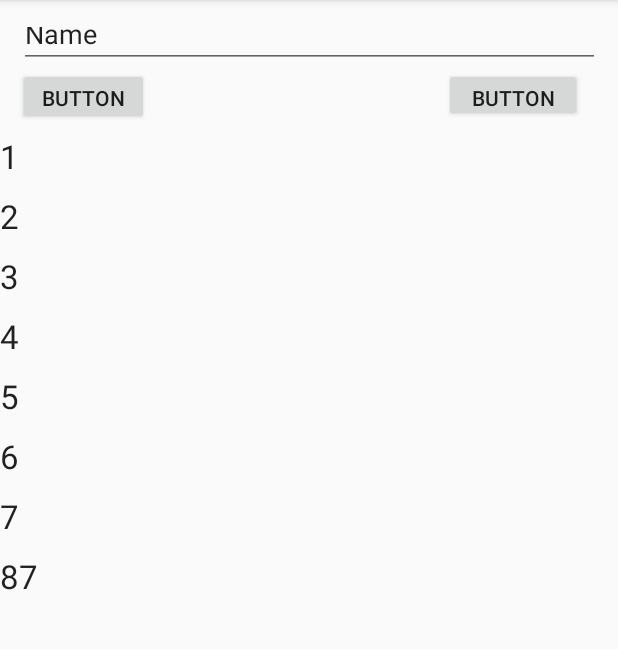
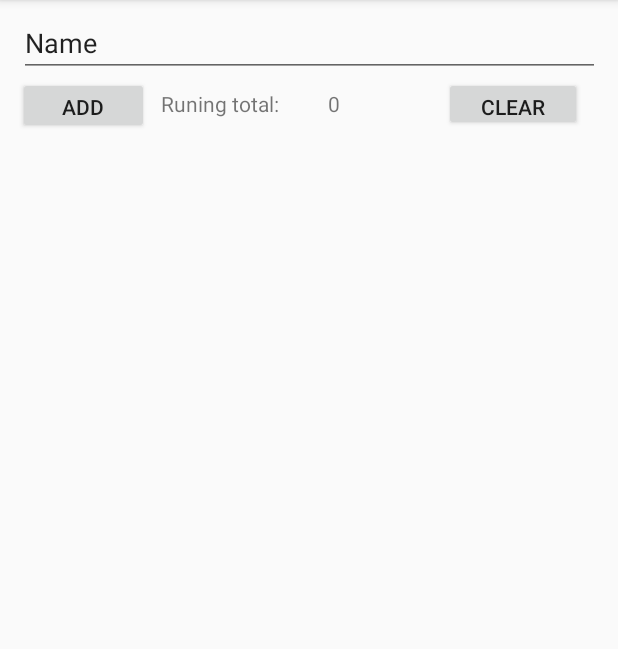
Before and after one commit to linyuqing97/CS441-Project-5, an Android app: the screen it shows after launch (MainActivity), on a phone screen of 412 x 824 dp, the part 84-733 px from its top. Run offline under Robolectric (Android 15) with nearby library versions, the phone set to English and light mode, and no system bars.

Commit message:
added add and clear

```diff
--- a/app/src/main/java/com/example/cs441_project_5/MainActivity.java
+++ b/app/src/main/java/com/example/cs441_project_5/MainActivity.java
@@ -5,7 +5,13 @@ import androidx.recyclerview.widget.LinearLayoutManager;
 import androidx.recyclerview.widget.RecyclerView;
 
 import android.os.Bundle;
-import android.widget.Adapter;
+import java.util.ArrayList;
+import java.util.List;
+
+import android.view.View;
+import android.widget.Button;
+import android.widget.EditText;
+import android.widget.TextView;
 
 import java.util.ArrayList;
 import java.util.List;
@@ -15,7 +21,13 @@ public class MainActivity extends AppCompatActivity {
     RecyclerView recyclerView;
     RecyclerView.Adapter myAdapter;
     RecyclerView.LayoutManager layoutManager;
-    String [] input = {"1","2","3","4","5","6","7","87"};
+    Button addButton;
+    Button clearButton;
+
+    EditText editText;
+    ArrayList input = new ArrayList<String>();
+    int total = 0;
+    TextView totalTV;
 
 
 
@@ -24,16 +36,56 @@ public class MainActivity extends AppCompatActivity {
         super.onCreate(savedInstanceState);
         setContentView(R.layout.activity_main);
         recyclerView = findViewById(R.id.recycleView);
+        addButton = findViewById(R.id.addButton);
+
+        clearButton = findViewById(R.id.button2);
+
 
         layoutManager= new LinearLayoutManager(this);
-       // recyclerView.setHasFixedSize(true);
+
         recyclerView.setLayoutManager(layoutManager);
+
+
+
+        editText = findViewById(R.id.editText);
+        totalTV = findViewById(R.id.textTotal);
+
 
         myAdapter = new recycleAdapter(input);
         recyclerView.setAdapter(myAdapter);
 
 
+        addButton.setOnClickListener(new View.OnClickListener() {
+            @Override
+            public void onClick(View view) {
+                input.add(editText.getText().toString());
+                System.out.println(input);
+                totalTV.setText(Integer.toString(sum()));
+                myAdapter.notifyDataSetChanged();
+
+            }
+        });
+
+        clearButton.setOnClickListener(new View.OnClickListener() {
+            @Override
+            public void onClick(View view) {
+                input.clear();
+                myAdapter.notifyDataSetChanged();
+                totalTV.setText("0");
+            }
+        });
+
+
+
 
 
     }
+    public int sum(){
+        total = 0;
+        for(int i = 0;i<input.size();i++){
+            total+=Integer.parseInt(input.get(i).toString());
+        }
+        return total;
+    }
+
 }
--- a/app/src/main/java/com/example/cs441_project_5/recycleAdapter.java
+++ b/app/src/main/java/com/example/cs441_project_5/recycleAdapter.java
@@ -10,14 +10,18 @@ import android.view.View;
 import android.view.ViewGroup;
 import android.widget.TextView;
 
+import java.util.ArrayList;
+import java.util.List;
+
 
 public class recycleAdapter extends RecyclerView.Adapter<RecyclerView.ViewHolder> {
 
-    String [] items;
-    public recycleAdapter(String [] items ){
+    ArrayList items = new ArrayList<String>();
+    public recycleAdapter(ArrayList<String>items){
 
         this.items = items;
     }
+
 
     @Override
     public RecyclerView.ViewHolder onCreateViewHolder( ViewGroup parent, int viewType) {
@@ -29,12 +33,12 @@ public class recycleAdapter extends RecyclerView.Adapter<RecyclerView.ViewHolder
 
     @Override
     public void onBindViewHolder( RecyclerView.ViewHolder holder, int position) {
-        ((Item)holder).textView.setText(items[position]);
+        ((Item)holder).textView.setText(items.get(position).toString());
     }
 
     @Override
     public int getItemCount() {
-        return items.length;
+        return items.size();
     }
 
     public class Item extends  RecyclerView.ViewHolder {
@@ -44,5 +48,8 @@ public class recycleAdapter extends RecyclerView.Adapter<RecyclerView.ViewHolder
             super(itemView);
             textView = (TextView)itemView.findViewById(R.id.textView);
         }
+
     }
+
+
 }
--- a/app/src/main/res/layout/activity_main.xml
+++ b/app/src/main/res/layout/activity_main.xml
@@ -9,16 +9,16 @@
 
     <androidx.recyclerview.widget.RecyclerView
         android:id="@+id/recycleView"
-        android:layout_width="match_parent"
-        android:layout_height="639dp"
-        android:layout_marginTop="44dp"
+        android:layout_width="380dp"
+        android:layout_height="573dp"
+        android:layout_marginTop="64dp"
         app:layout_constraintTop_toBottomOf="@+id/editText"
-        tools:layout_editor_absoluteX="0dp" />
+        tools:layout_editor_absoluteX="15dp" />
 
     <EditText
         android:id="@+id/editText"
         android:layout_width="387dp"
-        android:layout_height="37dp"
+        android:layout_height="43dp"
         android:layout_marginStart="8dp"
         android:layout_marginLeft="8dp"
         android:layout_marginTop="8dp"
@@ -39,7 +39,7 @@
         android:layout_marginLeft="8dp"
         android:layout_marginEnd="8dp"
         android:layout_marginRight="8dp"
-        android:text="Button"
+        android:text="Add"
         app:layout_constraintEnd_toStartOf="@+id/button2"
         app:layout_constraintHorizontal_bias="0.02"
         app:layout_constraintStart_toStartOf="parent"
@@ -51,7 +51,30 @@
         android:layout_height="36dp"
         android:layout_marginEnd="24dp"
         android:layout_marginRight="24dp"
-        android:text="Button"
+        android:text="Clear"
         app:layout_constraintEnd_toEndOf="parent"
         app:layout_constraintTop_toBottomOf="@+id/editText" />
+
+    <TextView
+        android:id="@+id/textView2"
+        android:layout_width="97dp"
+        android:layout_height="25dp"
+        android:layout_marginStart="8dp"
+        android:layout_marginLeft="8dp"
+        android:layout_marginTop="8dp"
+        android:text="Runing total:"
+        app:layout_constraintStart_toEndOf="@+id/addButton"
+        app:layout_constraintTop_toBottomOf="@+id/editText" />
+
+    <TextView
+        android:id="@+id/textTotal"
+        android:layout_width="69dp"
+        android:layout_height="28dp"
+        android:layout_marginTop="8dp"
+        android:layout_marginEnd="8dp"
+        android:layout_marginRight="8dp"
+        android:text="0"
+        app:layout_constraintEnd_toStartOf="@+id/button2"
+        app:layout_constraintTop_toBottomOf="@+id/editText" />
+
 </androidx.constraintlayout.widget.ConstraintLayout>
```
